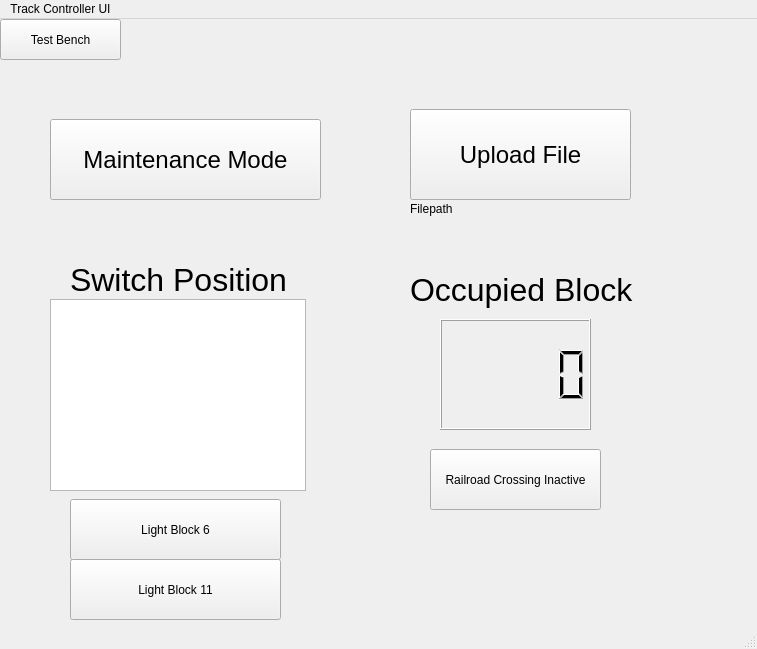
Above: Track_Controller_SW/TrackController.ui from LucasZ99/ECE1140SystemsEngineeringProject before the change. Below: the same form after it.
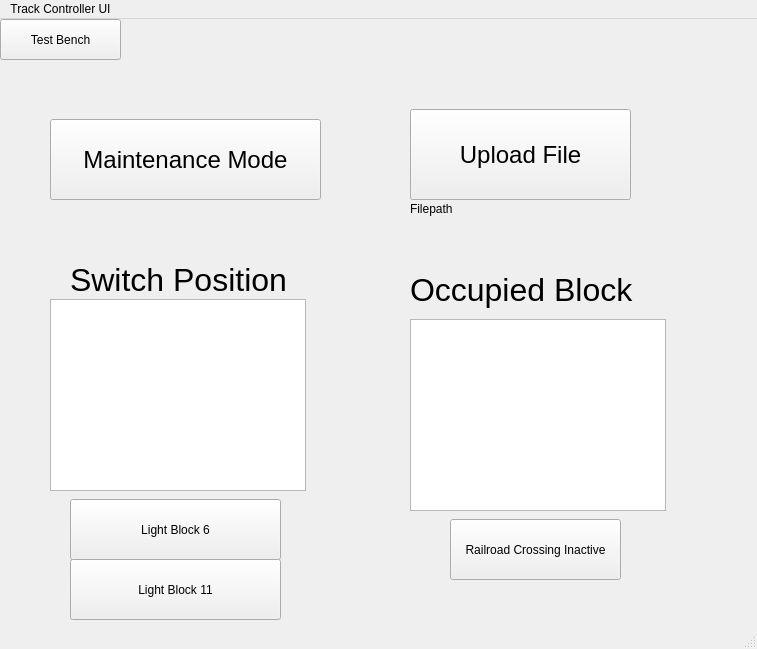
That is the form after the change.

```diff
--- a/Track_Controller_SW/TrackController.ui
+++ b/Track_Controller_SW/TrackController.ui
@@ -101,27 +101,6 @@
      <string>Filepath</string>
     </property>
    </widget>
-   <widget class="QLCDNumber" name="block_number">
-    <property name="geometry">
-     <rect>
-      <x>440</x>
-      <y>300</y>
-      <width>151</width>
-      <height>111</height>
-     </rect>
-    </property>
-    <property name="minimumSize">
-     <size>
-      <width>151</width>
-      <height>111</height>
-     </size>
-    </property>
-    <property name="font">
-     <font>
-      <pointsize>20</pointsize>
-     </font>
-    </property>
-   </widget>
    <widget class="QLabel" name="occupancy">
     <property name="geometry">
      <rect>
@@ -196,8 +175,8 @@
    <widget class="QPushButton" name="rr_crossing_button">
     <property name="geometry">
      <rect>
-      <x>430</x>
-      <y>430</y>
+      <x>450</x>
+      <y>500</y>
       <width>171</width>
       <height>61</height>
      </rect>
@@ -235,6 +214,16 @@
      <string>Light Block 11</string>
     </property>
    </widget>
+   <widget class="QListWidget" name="block_number">
+    <property name="geometry">
+     <rect>
+      <x>410</x>
+      <y>300</y>
+      <width>256</width>
+      <height>192</height>
+     </rect>
+    </property>
+   </widget>
   </widget>
   <widget class="QMenuBar" name="menubar">
    <property name="geometry">
```
